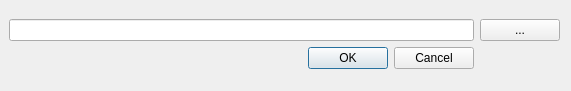
Before: the Qt Designer form src/ZebToolbox/zeb_toolbox_dialog_base.ui in jagodki/zebtoolbox, drawn with Qt 5.
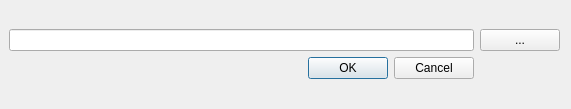
After: the same form once the commit is applied.

Commit message: resizing of the dialog ui

Diff of the .ui file:
```diff
--- a/src/ZebToolbox/zeb_toolbox_dialog_base.ui
+++ b/src/ZebToolbox/zeb_toolbox_dialog_base.ui
@@ -7,7 +7,7 @@
     <x>0</x>
     <y>0</y>
     <width>571</width>
-    <height>91</height>
+    <height>109</height>
    </rect>
   </property>
   <property name="windowTitle">
@@ -19,7 +19,7 @@
      <x>9</x>
      <y>9</y>
      <width>551</width>
-     <height>71</height>
+     <height>91</height>
     </rect>
    </property>
    <layout class="QGridLayout" name="gridLayout_2">
```
